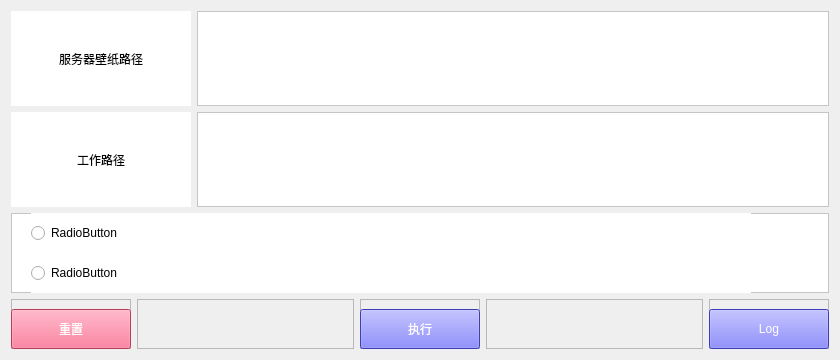
This is lock_image_config/main_ui.ui in WanKaKa/MultipleLanguageUtils as Qt 5 draws it before an edit. The edited form follows.
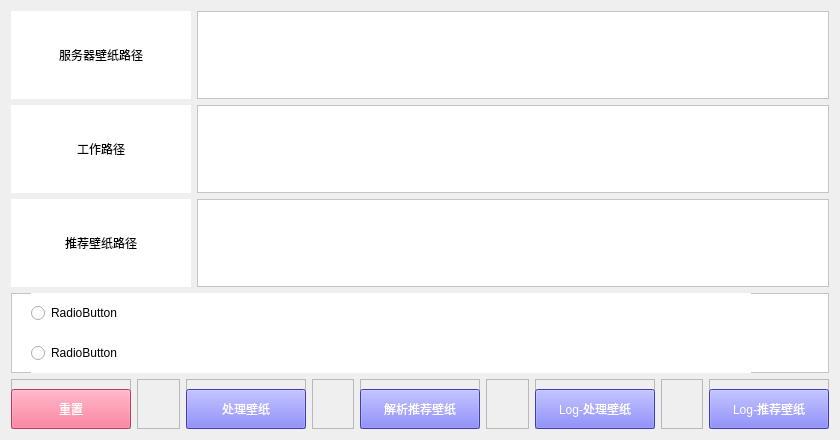
This is the edited form.

Commit message: 识别推荐图片

The edit to the form file:
```diff
--- a/lock_image_config/main_ui.ui
+++ b/lock_image_config/main_ui.ui
@@ -7,7 +7,7 @@
     <x>0</x>
     <y>0</y>
     <width>840</width>
-    <height>360</height>
+    <height>440</height>
    </rect>
   </property>
   <property name="windowTitle">
@@ -106,6 +106,51 @@
        </item>
       </layout>
      </item>
+     <item>
+      <layout class="QHBoxLayout" name="horizontalLayout_3">
+       <item>
+        <widget class="QLabel" name="label_3">
+         <property name="minimumSize">
+          <size>
+           <width>180</width>
+           <height>80</height>
+          </size>
+         </property>
+         <property name="maximumSize">
+          <size>
+           <width>180</width>
+           <height>16777215</height>
+          </size>
+         </property>
+         <property name="styleSheet">
+          <string notr="true">background-color: rgb(255, 255, 255);
+font: 12pt &quot;微软雅黑&quot;;</string>
+         </property>
+         <property name="text">
+          <string>推荐壁纸路径</string>
+         </property>
+         <property name="alignment">
+          <set>Qt::AlignCenter</set>
+         </property>
+        </widget>
+       </item>
+       <item>
+        <widget class="QTextEdit" name="recommend_image_path">
+         <property name="minimumSize">
+          <size>
+           <width>0</width>
+           <height>80</height>
+          </size>
+         </property>
+         <property name="styleSheet">
+          <string notr="true">background-color: rgb(255, 255, 255);
+color: rgb(85, 85, 255);
+font: 12pt &quot;微软雅黑&quot;;</string>
+         </property>
+        </widget>
+       </item>
+      </layout>
+     </item>
      <item>
       <layout class="QHBoxLayout" name="horizontalLayout_2" stretch="0">
        <item>
@@ -284,13 +329,99 @@
 font: 12pt &quot;微软雅黑&quot;;</string>
           </property>
           <property name="text">
-           <string>执行</string>
+           <string>处理壁纸</string>
           </property>
          </widget>
         </widget>
        </item>
        <item>
         <widget class="QFrame" name="frame_5">
+         <property name="minimumSize">
+          <size>
+           <width>0</width>
+           <height>50</height>
+          </size>
+         </property>
+         <property name="maximumSize">
+          <size>
+           <width>16777215</width>
+           <height>50</height>
+          </size>
+         </property>
+         <property name="frameShape">
+          <enum>QFrame::StyledPanel</enum>
+         </property>
+         <property name="frameShadow">
+          <enum>QFrame::Raised</enum>
+         </property>
+        </widget>
+       </item>
+       <item>
+        <widget class="QFrame" name="frame_8">
+         <property name="minimumSize">
+          <size>
+           <width>120</width>
+           <height>50</height>
+          </size>
+         </property>
+         <property name="maximumSize">
+          <size>
+           <width>120</width>
+           <height>50</height>
+          </size>
+         </property>
+         <property name="frameShape">
+          <enum>QFrame::StyledPanel</enum>
+         </property>
+         <property name="frameShadow">
+          <enum>QFrame::Raised</enum>
+         </property>
+         <widget class="QPushButton" name="analysis_recommend_button">
+          <property name="geometry">
+           <rect>
+            <x>0</x>
+            <y>10</y>
+            <width>120</width>
+            <height>40</height>
+           </rect>
+          </property>
+          <property name="minimumSize">
+           <size>
+            <width>120</width>
+            <height>40</height>
+           </size>
+          </property>
+          <property name="maximumSize">
+           <size>
+            <width>120</width>
+            <height>40</height>
+           </size>
+          </property>
+          <property name="styleSheet">
+           <string notr="true">background-color: rgb(85, 85, 255);
+color: rgb(255, 255, 255);
+font: 12pt &quot;微软雅黑&quot;;</string>
+          </property>
+          <property name="text">
+           <string>解析推荐壁纸</string>
+          </property>
+         </widget>
+        </widget>
+       </item>
+       <item>
+        <widget class="QFrame" name="frame_7">
+         <property name="minimumSize">
+          <size>
+           <width>0</width>
+           <height>50</height>
+          </size>
+         </property>
+         <property name="maximumSize">
+          <size>
+           <width>16777215</width>
+           <height>50</height>
+          </size>
+         </property>
          <property name="frameShape">
           <enum>QFrame::StyledPanel</enum>
          </property>
@@ -346,7 +477,81 @@
 font: 12pt &quot;微软雅黑&quot;;</string>
           </property>
           <property name="text">
-           <string>Log</string>
+           <string>Log-处理壁纸</string>
+          </property>
+         </widget>
+        </widget>
+       </item>
+       <item>
+        <widget class="QFrame" name="frame_9">
+         <property name="minimumSize">
+          <size>
+           <width>0</width>
+           <height>50</height>
+          </size>
+         </property>
+         <property name="maximumSize">
+          <size>
+           <width>16777215</width>
+           <height>50</height>
+          </size>
+         </property>
+         <property name="frameShape">
+          <enum>QFrame::StyledPanel</enum>
+         </property>
+         <property name="frameShadow">
+          <enum>QFrame::Raised</enum>
+         </property>
+        </widget>
+       </item>
+       <item>
+        <widget class="QFrame" name="frame_10">
+         <property name="minimumSize">
+          <size>
+           <width>120</width>
+           <height>50</height>
+          </size>
+         </property>
+         <property name="maximumSize">
+          <size>
+           <width>120</width>
+           <height>50</height>
+          </size>
+         </property>
+         <property name="frameShape">
+          <enum>QFrame::StyledPanel</enum>
+         </property>
+         <property name="frameShadow">
+          <enum>QFrame::Raised</enum>
+         </property>
+         <widget class="QPushButton" name="log_button_2">
+          <property name="geometry">
+           <rect>
+            <x>0</x>
+            <y>10</y>
+            <width>120</width>
+            <height>40</height>
+           </rect>
+          </property>
+          <property name="minimumSize">
+           <size>
+            <width>120</width>
+            <height>40</height>
+           </size>
+          </property>
+          <property name="maximumSize">
+           <size>
+            <width>120</width>
+            <height>40</height>
+           </size>
+          </property>
+          <property name="styleSheet">
+           <string notr="true">background-color: rgb(85, 85, 255);
+color: rgb(255, 255, 255);
+font: 12pt &quot;微软雅黑&quot;;</string>
+          </property>
+          <property name="text">
+           <string>Log-推荐壁纸</string>
           </property>
          </widget>
         </widget>
```
Left out of the diff: 3 changed lines with no effect on the pictures. The commit also changes 9 other files.
